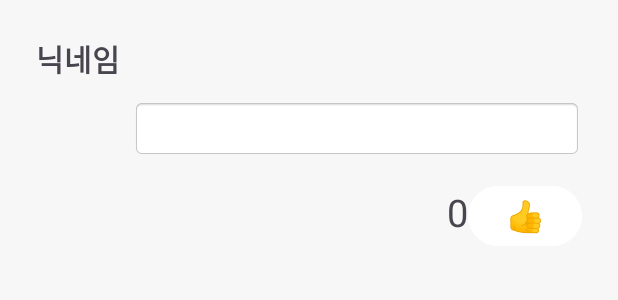
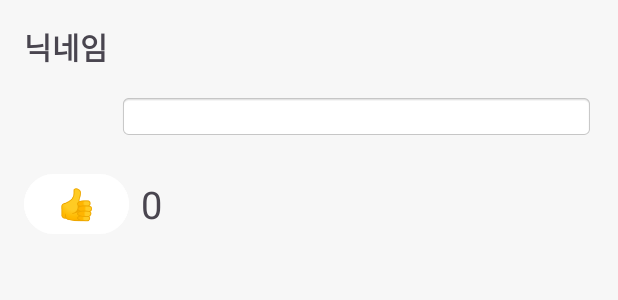
Before and after one commit to 2kyungmin/userInterface, an Android app: the layout community.xml on its own in the app's theme, with its tools: preview values and no code run, on a phone screen of 412 x 824 dp. Shown: the top 300 px of the screen. Run offline under Robolectric (Android 15) with nearby library versions, the phone set to English and light mode, and no system bars.

Commit message:
이것저것 수정

```diff
--- a/app/src/main/java/com/example/userInterface/DBHelper.java
+++ b/app/src/main/java/com/example/userInterface/DBHelper.java
@@ -28,7 +28,7 @@ public class DBHelper extends SQLiteOpenHelper {
 
         db.execSQL("create table " + TABLE_NAME2 + "(" +
                 COLUMN2_1 + " varchar(40)," +
-                COLUMN2_2 + " integer");
+                COLUMN2_2 + " integer)");
     }
 
     @Override
--- a/app/src/main/res/layout/community.xml
+++ b/app/src/main/res/layout/community.xml
@@ -1,21 +1,18 @@
 <?xml version="1.0" encoding="utf-8"?>
-<LinearLayout
-    xmlns:android="http://schemas.android.com/apk/res/android"
+<LinearLayout xmlns:android="http://schemas.android.com/apk/res/android"
     android:layout_width="match_parent"
-    android:layout_height="wrap_content"
+    android:layout_height="match_parent"
     android:orientation="vertical"
-    android:padding="16dp"
-    android:layout_margin="8dp">
+    android:padding="16dp">
 
     <TextView
         android:id="@+id/nickname"
-        android:layout_width="wrap_content"
+        android:layout_width="match_parent"
         android:layout_height="wrap_content"
         android:text="닉네임"
         android:textStyle="bold"
         android:textSize="20sp"
         android:layout_marginBottom="8dp" />
-
 
     <LinearLayout
         android:layout_width="match_parent"
@@ -27,26 +24,33 @@
             android:id="@+id/emoji_circle"
             android:layout_width="48dp"
             android:layout_height="48dp"
-            android:layout_marginEnd="16dp"
-            android:textSize="33sp"
-            android:scaleType="centerInside" />
+            android:layout_marginEnd="15dp"
+            android:gravity="center"
+            android:textSize="33sp" />
 
         <TextView
             android:id="@+id/review_text"
-            android:layout_width="0dp"
-            android:layout_weight="1"
+            android:layout_width="match_parent"
             android:layout_height="wrap_content"
-            android:padding="10dp"
-            android:background="@android:drawable/editbox_background" />
+            android:padding="5dp"
+            android:background="@android:drawable/editbox_background"
+            android:gravity="start|center_vertical" />
     </LinearLayout>
 
-
     <LinearLayout
-        android:layout_width="match_parent"
+        android:layout_width="wrap_content"
         android:layout_height="wrap_content"
         android:orientation="horizontal"
-        android:gravity="end"
+        android:gravity="center_vertical"
         android:layout_marginTop="10dp">
+
+        <Button
+            android:id="@+id/like_button"
+            android:layout_width="70dp"
+            android:layout_height="wrap_content"
+            android:text="👍"
+            android:textSize="20dp"
+            android:backgroundTint="#FFFFFF" />
 
         <TextView
             android:id="@+id/like_count"
@@ -55,15 +59,5 @@
             android:layout_marginStart="8dp"
             android:text="0"
             android:textSize="25sp" />
-
-        <Button
-            android:id="@+id/like_button"
-            android:layout_width="76dp"
-            android:layout_height="wrap_content"
-
-            android:backgroundTint="#FFFFFF"
-            android:text="👍"
-            android:textSize="20dp" />
-
     </LinearLayout>
 </LinearLayout>
```
Also changed, not shown: app/src/main/java/com/example/userInterface/fragment/AfterFragment.java (+6 -1 lines), app/src/main/java/com/example/userInterface/fragment/DateFragment.java (+37 -26 lines), app/src/main/res/layout/fragment_community.xml (+4 -6 lines), app/src/main/res/layout/fragment_date.xml (+0 -8 lines).
